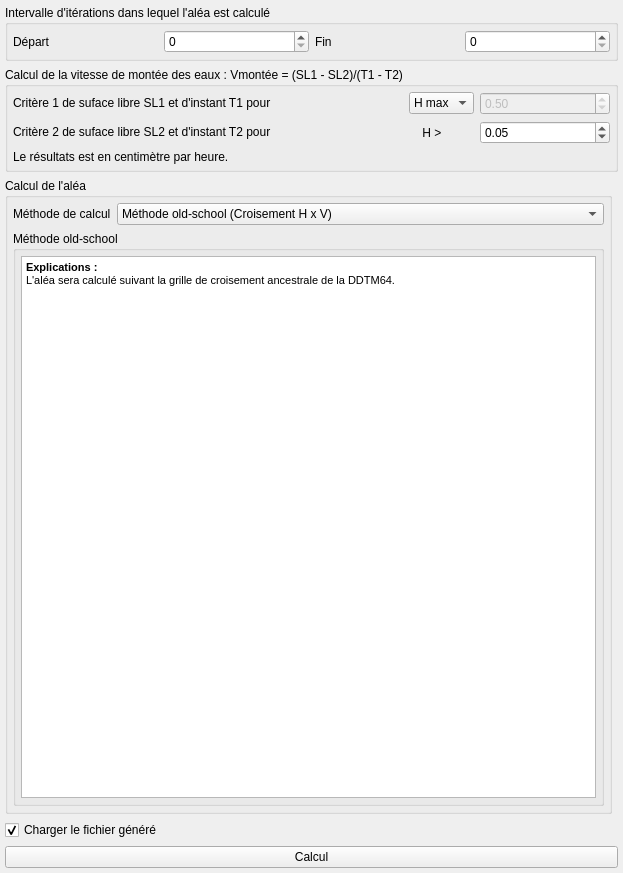
Old version of the form PostTelemac/meshlayertools/AleaTool.ui in the repository nicogodet/PostTelemac.
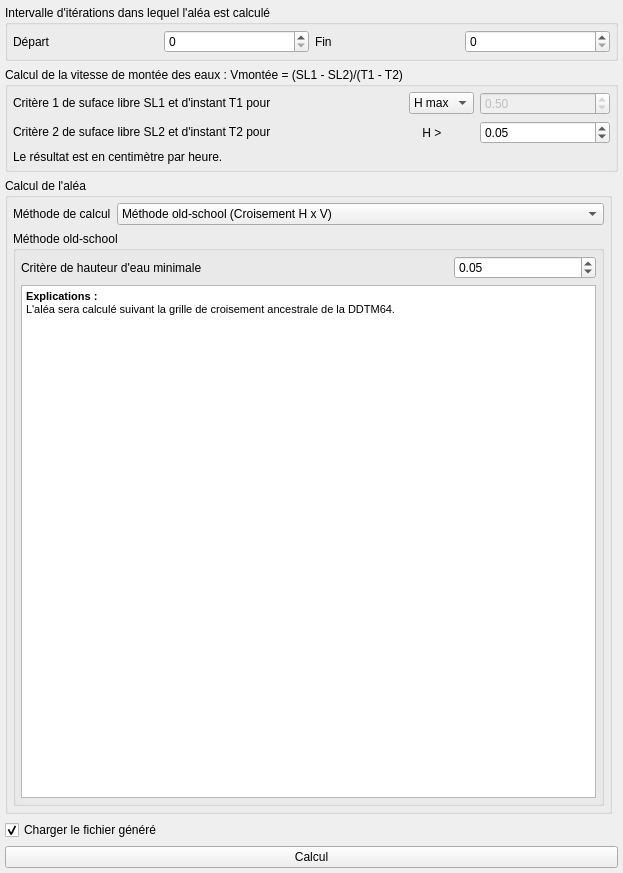
New version of the form. Icons and pictures are not drawn.

Commit message: Ajout d'un critère H min pour le calcul de l'aléa

Patch:
```diff
--- a/PostTelemac/meshlayertools/AleaTool.ui
+++ b/PostTelemac/meshlayertools/AleaTool.ui
@@ -156,7 +156,7 @@
       <item row="2" column="0">
        <widget class="QLabel" name="label_6">
         <property name="text">
-         <string>Le résultats est en centimètre par heure.</string>
+         <string>Le résultat est en centimètre par heure.</string>
         </property>
        </widget>
       </item>
@@ -293,7 +293,7 @@
               <property name="title">
                <string>Méthode old-school</string>
               </property>
-              <layout class="QVBoxLayout" name="verticalLayout">
+              <layout class="QGridLayout" name="gridLayout_8" rowstretch="0,1" columnstretch="3,1">
                <property name="leftMargin">
                 <number>5</number>
                </property>
@@ -306,7 +306,30 @@
                <property name="bottomMargin">
                 <number>5</number>
                </property>
-               <item>
+               <item row="0" column="0">
+                <widget class="QLabel" name="label_7">
+                 <property name="sizePolicy">
+                  <sizepolicy hsizetype="Preferred" vsizetype="Minimum">
+                   <horstretch>0</horstretch>
+                   <verstretch>0</verstretch>
+                  </sizepolicy>
+                 </property>
+                 <property name="text">
+                  <string>Critère de hauteur d'eau minimale</string>
+                 </property>
+                </widget>
+               </item>
+               <item row="0" column="1">
+                <widget class="QDoubleSpinBox" name="doubleSpinBox_alea_Haleamin">
+                 <property name="singleStep">
+                  <double>0.050000000000000</double>
+                 </property>
+                 <property name="value">
+                  <double>0.050000000000000</double>
+                 </property>
+                </widget>
+               </item>
+               <item row="1" column="0" colspan="2">
                 <widget class="QTextBrowser" name="textBrowser">
                  <property name="sizePolicy">
                   <sizepolicy hsizetype="Minimum" vsizetype="Minimum">
```
The commit also changes 1 other file.
